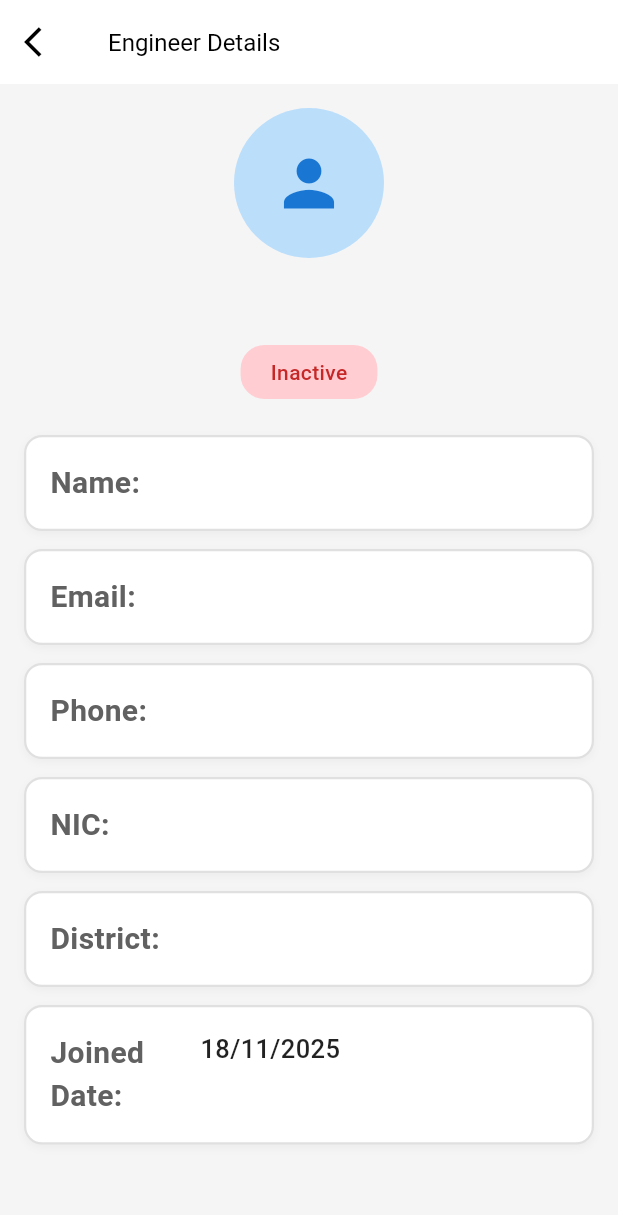
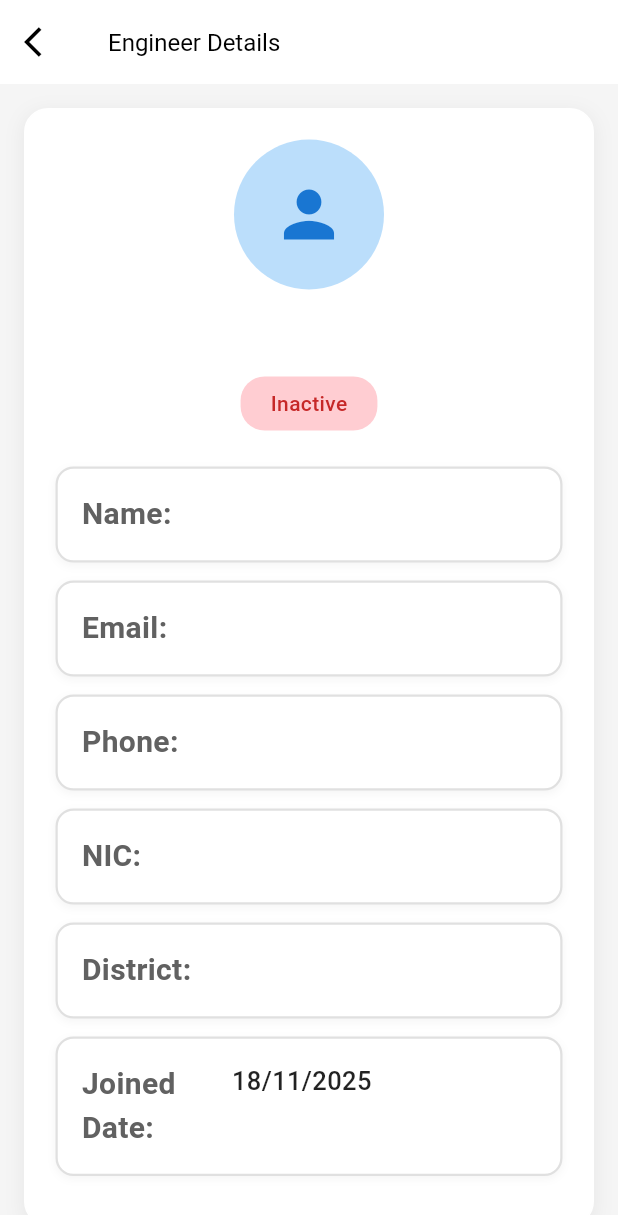
Before and after one commit to IrrigationDepartment/BuildCare, a Flutter app: the EngineerDetailScreen screen opened directly with empty values, on a phone screen of 412 x 824 dp. Shown: the top 1215 px of the screen. Run offline on Flutter 3.47's test engine with Material 3 defaults, Android fonts, the light colour scheme and no system bars; our stand-ins replace cloud_firestore, firebase_auth, firebase_core; accounts and stored records are empty; network calls fail.

Commit message:
view distric eng
view the distric engineer details

```diff
--- a/lib/screens/ChiefEng/contract_details_page.dart
+++ b/lib/screens/ChiefEng/contract_details_page.dart
@@ -398,7 +398,7 @@ class ContractDetailCard extends StatelessWidget {
                   const SizedBox(height: 16),
 
                   // Contract Details
-                  const Text(
+                   Text(
                     'Contract Information',
                     style: TextStyle(
                       fontSize: 18.0,
--- a/lib/screens/ChiefEng/signup.dart
+++ b/lib/screens/ChiefEng/signup.dart
@@ -24,7 +24,6 @@ class _ChiefEngRegistrationPageState extends State<ChiefEngRegistrationPage> {
   final _nicknameController = TextEditingController();
   final _passwordController = TextEditingController();
   final _confirmPasswordController = TextEditingController();
-
   final _passwordFocusNode = FocusNode();
 
   String? _selectedOffice;
--- a/lib/screens/ChiefEng/view_distric_eng_page.dart
+++ b/lib/screens/ChiefEng/view_distric_eng_page.dart
@@ -168,7 +168,7 @@ class _ActiveDistrictEngineerScreenState
                       )
                       .toList(),
                 ),
-      bottomNavigationBar:  BottomNavigationBar(
+      bottomNavigationBar: BottomNavigationBar(
         currentIndex: 0,
         selectedItemColor: Colors.blue,
         unselectedItemColor: Colors.grey,
@@ -429,6 +429,27 @@ class EngineerDetailScreen extends StatelessWidget {
         padding: const EdgeInsets.all(16),
         child: Column(
           children: [
+
+            Container(
+              decoration: BoxDecoration(
+                color: Colors.white,
+                border: Border.all(
+                  color: Colors.white,
+                  width: 1,
+                ),
+                borderRadius: BorderRadius.circular(16),
+                boxShadow: [
+                  BoxShadow(
+                    color: Colors.grey.withOpacity(0.15),
+                    spreadRadius: 1,
+                    blurRadius: 10,
+                    offset: const Offset(0, 3),
+                  ),
+                ],
+              ),
+              padding: const EdgeInsets.all(20),
+              child: Column(
+                children: [
                   _buildHeader(),
                   const SizedBox(height: 24),
                   _buildDetailItem("Name", engineer.name),
@@ -439,6 +460,9 @@ class EngineerDetailScreen extends StatelessWidget {
                   _buildDetailItem(
                     "Joined Date",
                     "${engineer.createdAt.day}/${engineer.createdAt.month}/${engineer.createdAt.year}",
+                  ),
+                ],
+              ),
             ),
           ],
         ),
@@ -515,7 +539,6 @@ class EngineerDetailScreen extends StatelessWidget {
               "$label:",
               style: TextStyle(
                 fontSize: 20,
-
                 color: Colors.grey[700],
                 fontWeight: FontWeight.w600,
               ),
@@ -526,9 +549,6 @@ class EngineerDetailScreen extends StatelessWidget {
               value,
               style: const TextStyle(
                 fontSize: 17,
-
-
-
                 color: Colors.black87,
                 fontWeight: FontWeight.w500,
               ),
```
Lines whose indentation alone changed are shown as unchanged.
